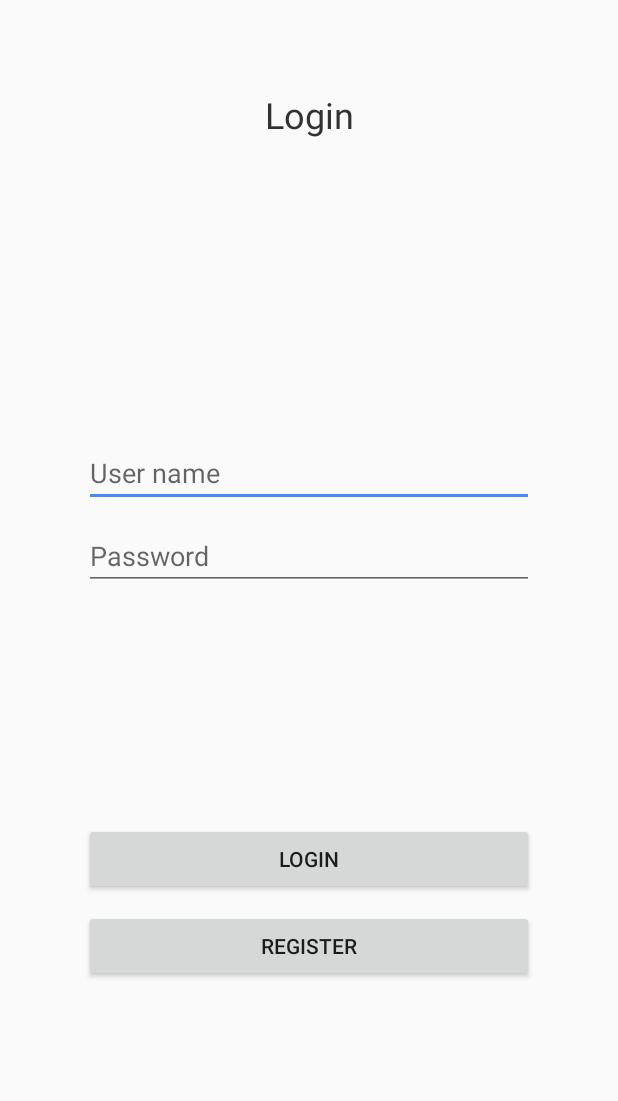
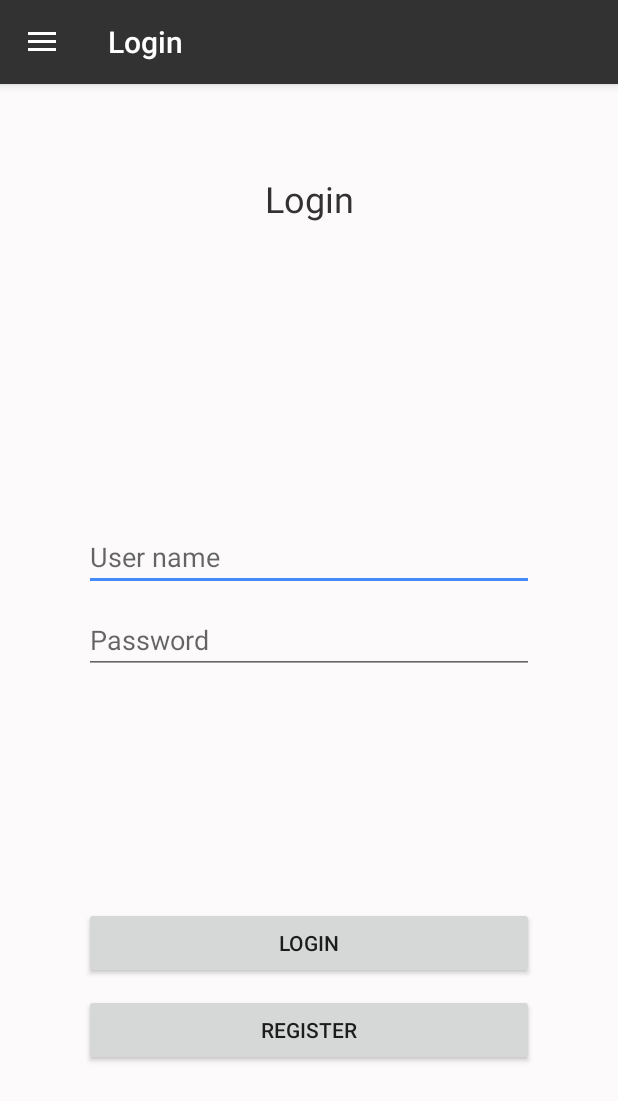
Before and after one commit to ArseniBarsegyan/ReminderAndroid, an Android app: the screen it shows after launch (LoginActivity before the commit, MainActivity after it), on a phone screen of 412 x 824 dp. Shown: the top 1101 px of the screen. Run offline under Robolectric (Android 15) with nearby library versions, the phone set to English and light mode, and no system bars.

Commit message:
Working on LoginFragment

```diff
--- a/app/src/main/AndroidManifest.xml
+++ b/app/src/main/AndroidManifest.xml
@@ -13,16 +13,15 @@
         android:roundIcon="@mipmap/ic_launcher_round"
         android:supportsRtl="true"
         android:theme="@style/AppTheme.NoActionBar">
-        <activity android:name=".LoginActivity">
+        <activity
+            android:name=".MainActivity"
+            android:label="@string/app_name"
+            android:theme="@style/AppTheme.NoActionBar">
             <intent-filter>
                 <action android:name="android.intent.action.MAIN" />
                 <category android:name="android.intent.category.LAUNCHER" />
             </intent-filter>
         </activity>
-        <activity
-            android:name=".MainActivity"
-            android:label="@string/app_name"
-            android:theme="@style/AppTheme.NoActionBar" />
     </application>
 
 </manifest>
--- a/app/src/main/java/com/arsbars/reminderandroid/LoginActivity.java
+++ /dev/null
@@ -1,25 +0,0 @@
-package com.arsbars.reminderandroid;
-
-import android.support.v4.app.FragmentManager;
-import android.support.v4.app.FragmentTransaction;
-import android.support.v7.app.AppCompatActivity;
-import android.os.Bundle;
-
-import com.arsbars.reminderandroid.view.fragments.LoginFragment;
-
-public class LoginActivity extends AppCompatActivity {
-
-    @Override
-    protected void onCreate(Bundle savedInstanceState) {
-        super.onCreate(savedInstanceState);
-        setContentView(R.layout.activity_login);
-        InitiateView();
-    }
-
-    private void InitiateView() {
-        FragmentManager fragmentManager = getSupportFragmentManager();
-        FragmentTransaction fragmentTransaction = fragmentManager.beginTransaction();
-        fragmentTransaction.replace(R.id.loginRootLayout, LoginFragment.newInstance());
-        fragmentTransaction.commit();
-    }
-}
--- a/app/src/main/java/com/arsbars/reminderandroid/view/fragments/LoginFragment.java
+++ b/app/src/main/java/com/arsbars/reminderandroid/view/fragments/LoginFragment.java
@@ -13,7 +13,7 @@ import android.widget.EditText;
 import android.widget.TextView;
 import android.widget.Toast;
 
-import com.arsbars.reminderandroid.LoginActivity;
+import com.arsbars.reminderandroid.MainActivity;
 import com.arsbars.reminderandroid.R;
 import com.arsbars.reminderandroid.data.user.UserDbHelper;
 import com.arsbars.reminderandroid.data.user.UserRepository;
@@ -21,7 +21,7 @@ import com.arsbars.reminderandroid.viewmodels.LoginViewModel;
 import com.arsbars.reminderandroid.viewmodels.factory.LoginViewModelFactory;
 
 public class LoginFragment extends Fragment {
-    private LoginActivity activity;
+    private MainActivity activity;
     private TextView titleTextView;
     private EditText userNameEntry;
     private EditText passwordEntry;
@@ -47,7 +47,7 @@ public class LoginFragment extends Fragment {
                 .of(this, new LoginViewModelFactory(new UserRepository(new UserDbHelper(getContext()))))
                 .get(LoginViewModel.class);
 
-        activity = (LoginActivity)getActivity();
+        activity = (MainActivity)getActivity();
 
         InitializeControls();
         SubsribeControls();
@@ -79,9 +79,9 @@ public class LoginFragment extends Fragment {
         });
         this.loginRegisterButton.setOnClickListener(v -> {
             if (this.isLoginMode) {
+                Toast.makeText(getContext(),"Register", Toast.LENGTH_SHORT).show();
+            } else {
                 Toast.makeText(getContext(),"Login", Toast.LENGTH_SHORT).show();
-            } else {
-                Toast.makeText(getContext(),"Register", Toast.LENGTH_SHORT).show();
             }
         });
     }
--- a/app/src/main/res/layout/activity_login.xml
+++ /dev/null
@@ -1,8 +0,0 @@
-<?xml version="1.0" encoding="utf-8"?>
-<android.support.constraint.ConstraintLayout xmlns:android="http://schemas.android.com/apk/res/android"
-    xmlns:app="http://schemas.android.com/apk/res-auto"
-    xmlns:tools="http://schemas.android.com/tools"
-    android:layout_width="match_parent"
-    android:layout_height="match_parent"
-    tools:context=".LoginActivity"
-    android:id="@+id/loginRootLayout" />
```
